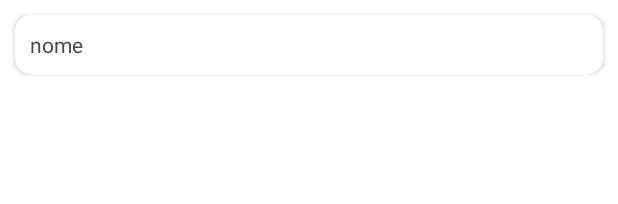
After one commit to AihashBr/Study-Projects, an Android app: the layout activity_item.xml on its own in the app's theme, with its tools: preview values and no code run, on a phone screen of 412 x 824 dp. The commit adds this screen. Shown: the top 204 px of the screen. Run offline under Robolectric (Android 15) with nearby library versions, the phone set to English and light mode, and no system bars.

Commit message:
update app roomDB

```diff
--- a/app (Android Studio Java)/RoomDB/app/src/main/java/com/br/roomdb/roomDB.java
+++ /dev/null
@@ -1,3 +0,0 @@
-package com.br.roomdb;
-public class roomDB {
-}
--- /dev/null
+++ b/app (Android Studio Java)/RoomDB/app/src/main/res/layout/activity_item.xml
@@ -0,0 +1,20 @@
+<?xml version="1.0" encoding="utf-8"?>
+<androidx.cardview.widget.CardView xmlns:android="http://schemas.android.com/apk/res/android"
+    xmlns:app="http://schemas.android.com/apk/res-auto"
+    app:cardCornerRadius="10dp"
+    android:layout_margin="10dp"
+    android:layout_width="match_parent"
+    android:layout_height="wrap_content">
+    <LinearLayout
+        android:id="@+id/layoutClick"
+        android:layout_width="match_parent"
+        android:layout_height="wrap_content"
+        android:padding="10dp"
+        android:onClick="editarOpen">
+        <TextView
+            android:layout_width="match_parent"
+            android:layout_height="wrap_content"
+            android:textSize="14sp"
+            android:text="nome"/>
+    </LinearLayout>
+</androidx.cardview.widget.CardView>
--- a/app (Android Studio Java)/RoomDB/app/src/main/res/layout/activity_main.xml
+++ b/app (Android Studio Java)/RoomDB/app/src/main/res/layout/activity_main.xml
@@ -18,6 +18,10 @@
             android:layout_height="40dp"
             android:text="Adicionar"
             android:onClick="adicionarOpen"/>
+        <RelativeLayout
+            android:layout_width="match_parent"
+            android:layout_height="wrap_content"
+            android:layout_marginTop="10dp"/>
     </LinearLayout>
     <FrameLayout
         android:visibility="gone"
```
Also changed, not shown: app (Android Studio Java)/RoomDB/app/src/main/java/com/br/roomdb/DatabaseAppEntity.java (added, +73 -0 lines), app (Android Studio Java)/RoomDB/app/src/main/java/com/br/roomdb/DatabaseHelper.java (added, +53 -0 lines), app (Android Studio Java)/RoomDB/app/src/main/java/com/br/roomdb/MainActivity.java (+12 -11 lines).
